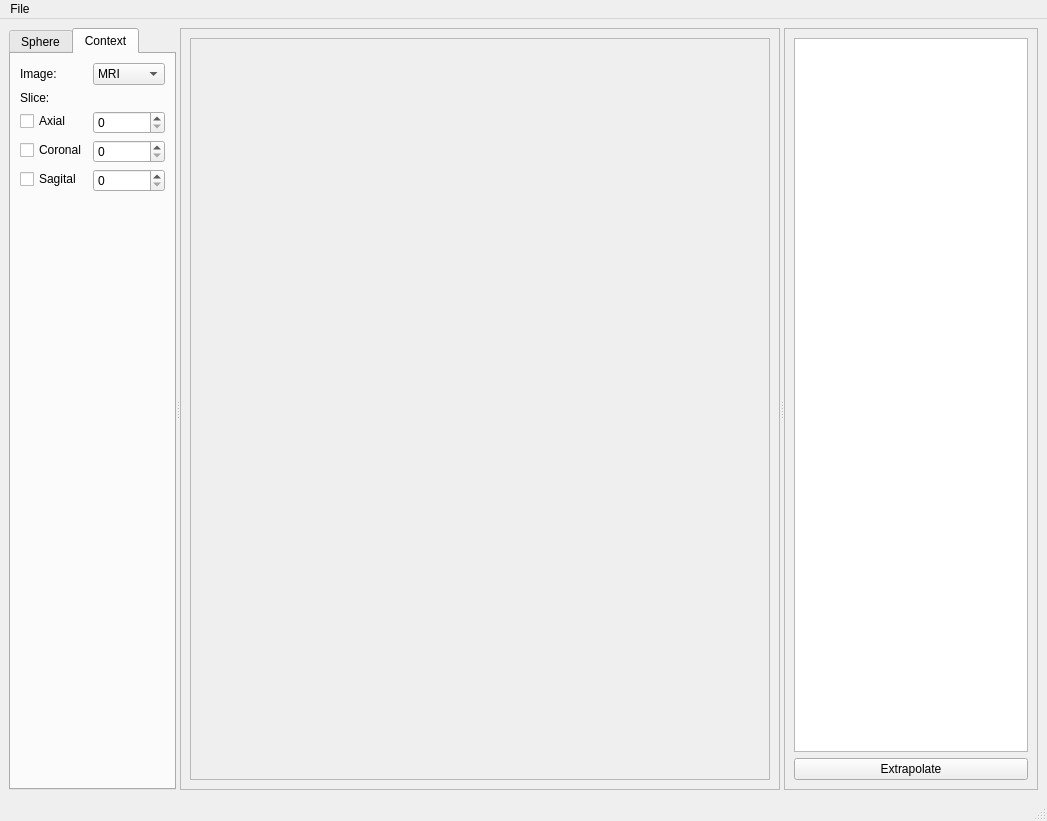
Above: braviz/interaction/qt_guis/roi_builder.ui from diego0020/braviz-app before the change. Below: the same form after it.
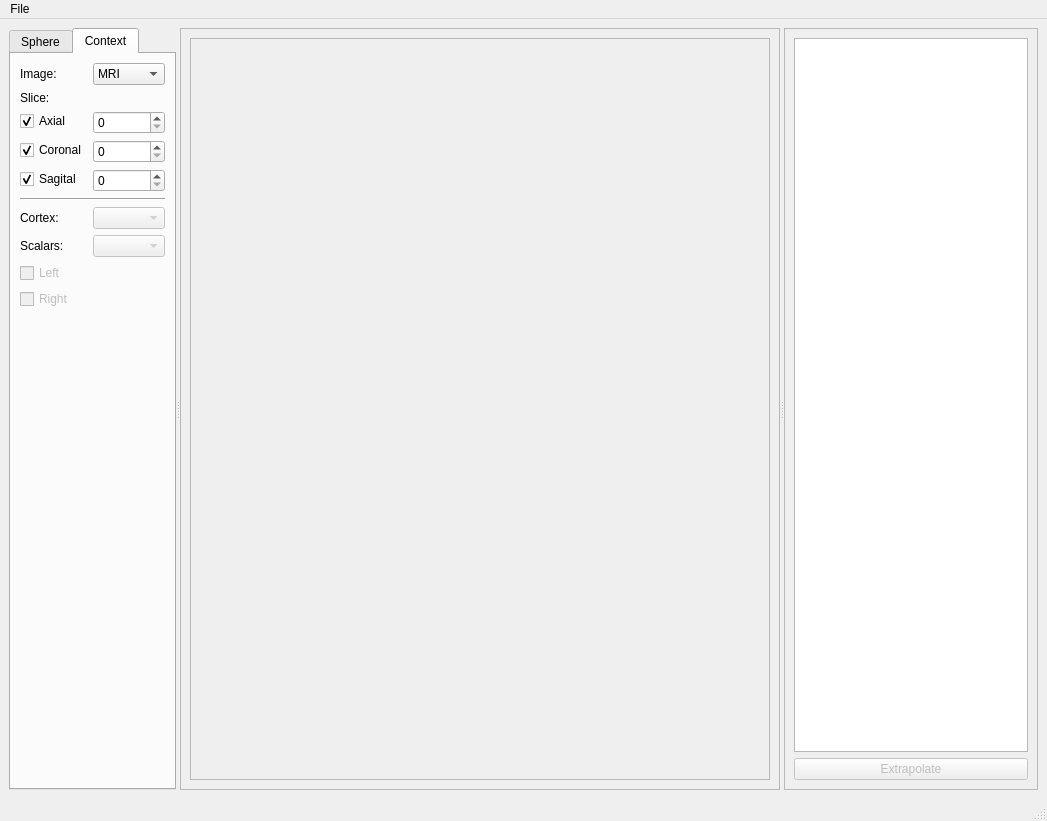
That is the form after the change. The open tabs and pages were chosen to show the change.

Commit message: advances in roi builder

Patch:
```diff
--- a/braviz/interaction/qt_guis/roi_builder.ui
+++ b/braviz/interaction/qt_guis/roi_builder.ui
@@ -302,6 +302,9 @@
            <property name="text">
             <string>Axial</string>
            </property>
+           <property name="checked">
+            <bool>true</bool>
+           </property>
           </widget>
          </item>
          <item row="4" column="0">
@@ -309,6 +312,9 @@
            <property name="text">
             <string>Coronal</string>
            </property>
+           <property name="checked">
+            <bool>true</bool>
+           </property>
           </widget>
          </item>
          <item row="5" column="0">
@@ -316,6 +322,9 @@
            <property name="text">
             <string>Sagital</string>
            </property>
+           <property name="checked">
+            <bool>true</bool>
+           </property>
           </widget>
          </item>
          <item row="3" column="1">
@@ -334,6 +343,61 @@
            </property>
           </widget>
          </item>
+         <item row="6" column="0" colspan="2">
+          <widget class="Line" name="line_3">
+           <property name="orientation">
+            <enum>Qt::Horizontal</enum>
+           </property>
+          </widget>
+         </item>
+         <item row="7" column="0">
+          <widget class="QLabel" name="label_13">
+           <property name="text">
+            <string>Cortex:</string>
+           </property>
+          </widget>
+         </item>
+         <item row="7" column="1">
+          <widget class="QComboBox" name="comboBox">
+           <property name="enabled">
+            <bool>false</bool>
+           </property>
+          </widget>
+         </item>
+         <item row="9" column="0">
+          <widget class="QCheckBox" name="checkBox">
+           <property name="enabled">
+            <bool>false</bool>
+           </property>
+           <property name="text">
+            <string>Left</string>
+           </property>
+          </widget>
+         </item>
+         <item row="10" column="0">
+          <widget class="QCheckBox" name="checkBox_2">
+           <property name="enabled">
+            <bool>false</bool>
+           </property>
+           <property name="text">
+            <string>Right</string>
+           </property>
+          </widget>
+         </item>
+         <item row="8" column="0">
+          <widget class="QLabel" name="label_14">
+           <property name="text">
+            <string>Scalars:</string>
+           </property>
+          </widget>
+         </item>
+         <item row="8" column="1">
+          <widget class="QComboBox" name="comboBox_3">
+           <property name="enabled">
+            <bool>false</bool>
+           </property>
+          </widget>
+         </item>
         </layout>
        </widget>
       </widget>
@@ -383,6 +447,9 @@
         </item>
         <item>
          <widget class="QPushButton" name="pushButton_4">
+          <property name="enabled">
+           <bool>false</bool>
+          </property>
           <property name="text">
            <string>Extrapolate</string>
           </property>
```
Left out of the diff: 89 changed lines with no effect on the pictures. The commit also changes 3 other files.
